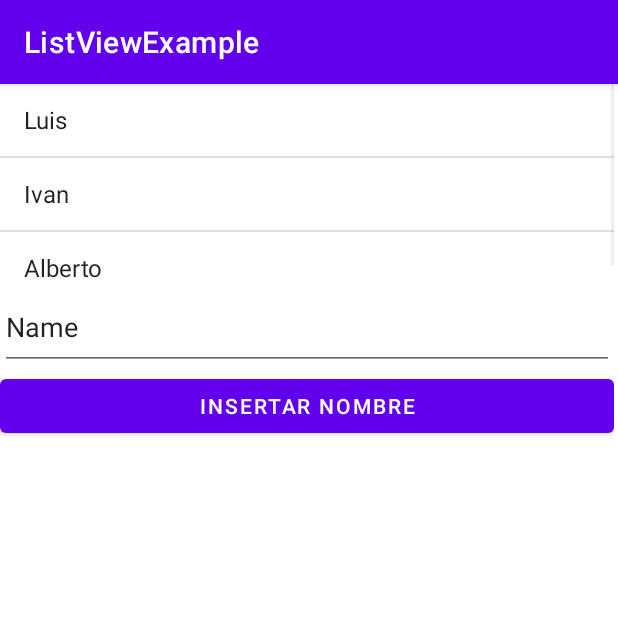
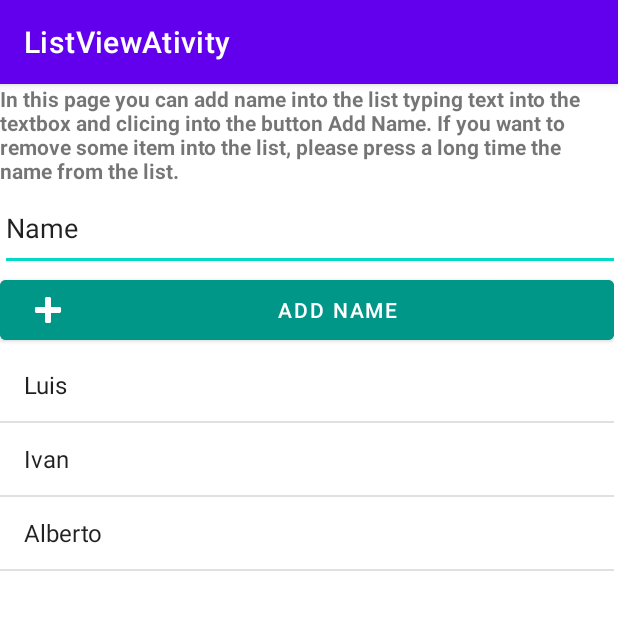
Before and after one commit to luisroah/ListViewExample, an Android app: the ListaNombres screen opened directly, with no data from a screen before it, on a phone screen of 412 x 824 dp, the top half of it. Run offline under Robolectric (Android 15) with nearby library versions, the phone set to English and light mode, and no system bars.

Commit message:
ajustes finales lista

```diff
--- a/app/src/main/java/com/poli/listviewexample/ListaNombres.java
+++ b/app/src/main/java/com/poli/listviewexample/ListaNombres.java
@@ -1,9 +1,14 @@
 package com.poli.listviewexample;
 
+import androidx.appcompat.app.AlertDialog;
 import androidx.appcompat.app.AppCompatActivity;
 
+import android.content.DialogInterface;
 import android.os.Bundle;
+import android.text.Editable;
+import android.text.TextWatcher;
 import android.view.View;
+import android.widget.AdapterView;
 import android.widget.ArrayAdapter;
 import android.widget.EditText;
 import android.widget.ListView;
@@ -14,35 +19,64 @@ import java.util.ArrayList;
 public class ListaNombres extends AppCompatActivity {
 
     private ListView listaNombres;
-    private ArrayList<String> nombres;
+    private ArrayList nombres;
     private EditText txtIngresarNombre;
+    private ArrayAdapter<String> listNombreAdapter;
 
     @Override
     protected void onCreate(Bundle savedInstanceState) {
         super.onCreate(savedInstanceState);
         setContentView(R.layout.activity_lista_nombres);
+
         listaNombres = findViewById(R.id.lvListNames);
         txtIngresarNombre = findViewById(R.id.etIngresarNombre);
 
-        nombres = new ArrayList<String>();
-
+        nombres = new ArrayList();
         nombres.add("Luis");
         nombres.add("Ivan");
         nombres.add("Alberto");
+        listNombreAdapter = new ArrayAdapter(this, android.R.layout.simple_list_item_1, nombres);
+        listaNombres.setAdapter(listNombreAdapter);
 
-        cargarLista();
+        listaNombres.setOnItemClickListener(new AdapterView.OnItemClickListener() {
+            @Override
+            public void onItemClick(AdapterView<?> adapterView, View view, int i, long l) {
+                Toast toast = Toast.makeText(getApplicationContext(), "Name: "+adapterView.getItemAtPosition(i)+" Selected!", Toast.LENGTH_LONG);
+                toast.show();
+            }
+        });
+
+        listaNombres.setOnItemLongClickListener(new AdapterView.OnItemLongClickListener() {
+            @Override
+            public boolean onItemLongClick(AdapterView adapterView, View view, int i, long l) {
+                final int posicion=i;
+
+                AlertDialog.Builder dialogo1 = new AlertDialog.Builder(ListaNombres.this);
+                dialogo1.setTitle("Important");
+                dialogo1.setMessage("¿ Do you want to remove this name ?");
+                dialogo1.setCancelable(false);
+                dialogo1.setPositiveButton("Confirm", new DialogInterface.OnClickListener() {
+                    public void onClick(DialogInterface dialogo1, int id) {
+                        nombres.remove(posicion);
+                        listNombreAdapter.notifyDataSetChanged();
+                    }
+                });
+                dialogo1.setNegativeButton("Cancel", new DialogInterface.OnClickListener() {
+                    public void onClick(DialogInterface dialogo1, int id) {
+                    }
+                });
+                dialogo1.show();
+
+                return false;
+            }
+        });
     }
 
     public void agregarNombreBTN(View view){
-        String nombre = txtIngresarNombre.getText().toString();
-        Toast toast = Toast.makeText(getApplicationContext(), "Ingresó"+nombre, Toast.LENGTH_LONG);
+        nombres.add(txtIngresarNombre.getText().toString());
+        listNombreAdapter.notifyDataSetChanged();
+        Toast toast = Toast.makeText(getApplicationContext(), "Name: "+txtIngresarNombre.getText().toString()+" added successfully!", Toast.LENGTH_LONG);
         toast.show();
-        nombres.add(nombre);
-        cargarLista();
-    }
-
-    public void cargarLista(){
-        ArrayAdapter<String> listNombreAdapter = new ArrayAdapter<String>(this, android.R.layout.simple_list_item_1, nombres);
-        listaNombres.setAdapter(listNombreAdapter);
+        txtIngresarNombre.setText("");
     }
 }
--- a/app/src/main/java/com/poli/listviewexample/MainActivity.java
+++ b/app/src/main/java/com/poli/listviewexample/MainActivity.java
@@ -16,8 +16,6 @@ public class MainActivity extends AppCompatActivity {
 
      public void loadNextActivity(View view){
         Intent listViewActivity = new Intent(this, ListaNombres.class);
-        listViewActivity.putExtra("Test", 0);
         startActivity(listViewActivity);
-
      }
 }
--- a/app/src/main/res/layout/activity_lista_nombres.xml
+++ b/app/src/main/res/layout/activity_lista_nombres.xml
@@ -9,25 +9,36 @@
     app:layout_constraintTop_toTopOf="parent"
     xmlns:android="http://schemas.android.com/apk/res/android">
 
-    <ListView
-        android:id="@+id/lvListNames"
-        android:layout_width="411dp"
-        android:layout_height="133dp"
-        tools:ignore="Suspicious0dp"/>
+    <TextView
+        android:id="@+id/txtdescription"
+        android:layout_width="match_parent"
+        android:layout_height="wrap_content"
+        android:text="@string/txtDesc"
+        android:textStyle="bold"/>
 
     <EditText
         android:id="@+id/etIngresarNombre"
-        android:layout_width="match_parent"
+        android:layout_width="494dp"
         android:layout_height="57dp"
         android:ems="10"
         android:inputType="textPersonName"
         android:text="Name" />
 
     <Button
-        android:id="@+id/btnIngresarNombre"
+        android:id="@+id/button3"
         android:layout_width="match_parent"
         android:layout_height="wrap_content"
+        android:backgroundTint="#009688"
         android:onClick="agregarNombreBTN"
-        android:text="Insertar nombre" />
+        android:text="@string/nameBtn"
+        app:icon="@android:drawable/ic_input_add" />
+
+    <ListView
+        android:id="@+id/lvListNames"
+        android:layout_width="411dp"
+        android:layout_height="606dp"
+        tools:ignore="Suspicious0dp"></ListView>
+
+
 
 </LinearLayout>
--- a/app/src/main/res/values/strings.xml
+++ b/app/src/main/res/values/strings.xml
@@ -1,3 +1,9 @@
 <resources>
-    <string name="app_name">ListViewExample</string>
+    <string name="app_name">ListViewAtivity</string>
+    <string name="nameBtn">Add Name</string>
+    <string name="nameBtnInit">Load List</string>
+    <string name="txtDesc">In this page you can add name into the
+        list typing text into the textbox and clicing into the button "Add Name".
+        If you want to remove some item into the list, please press a long time
+        the name from the list.</string>
 </resources>
```
Also changed, not shown: app/src/main/res/layout/activity_main.xml (+6 -10 lines).
